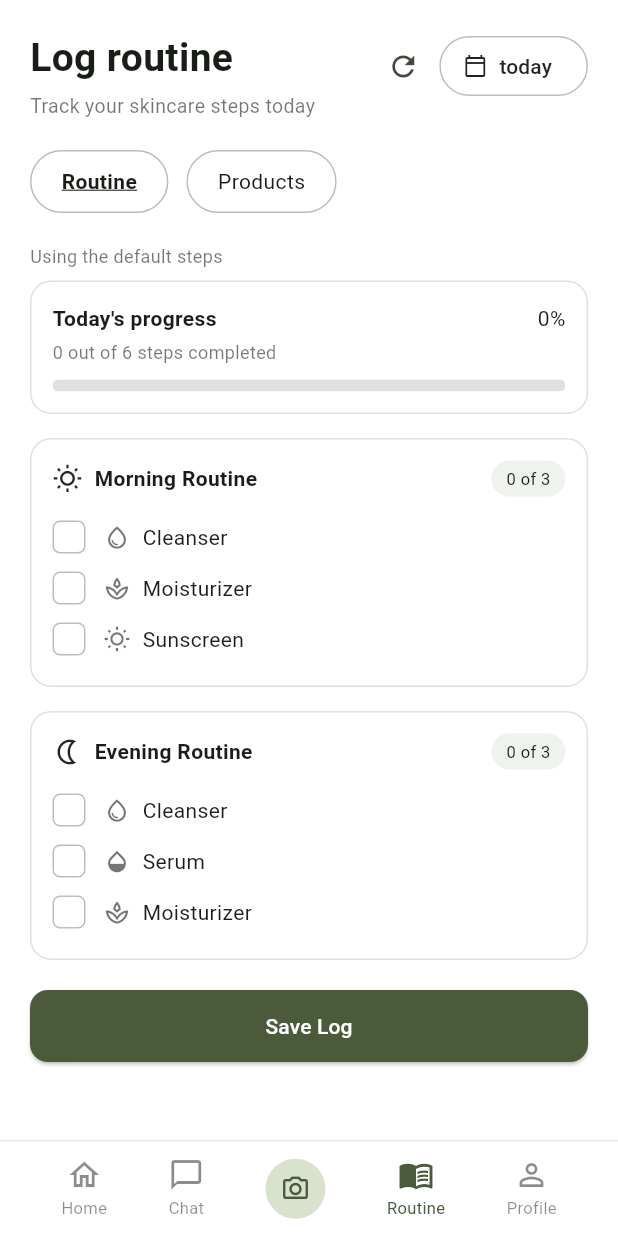
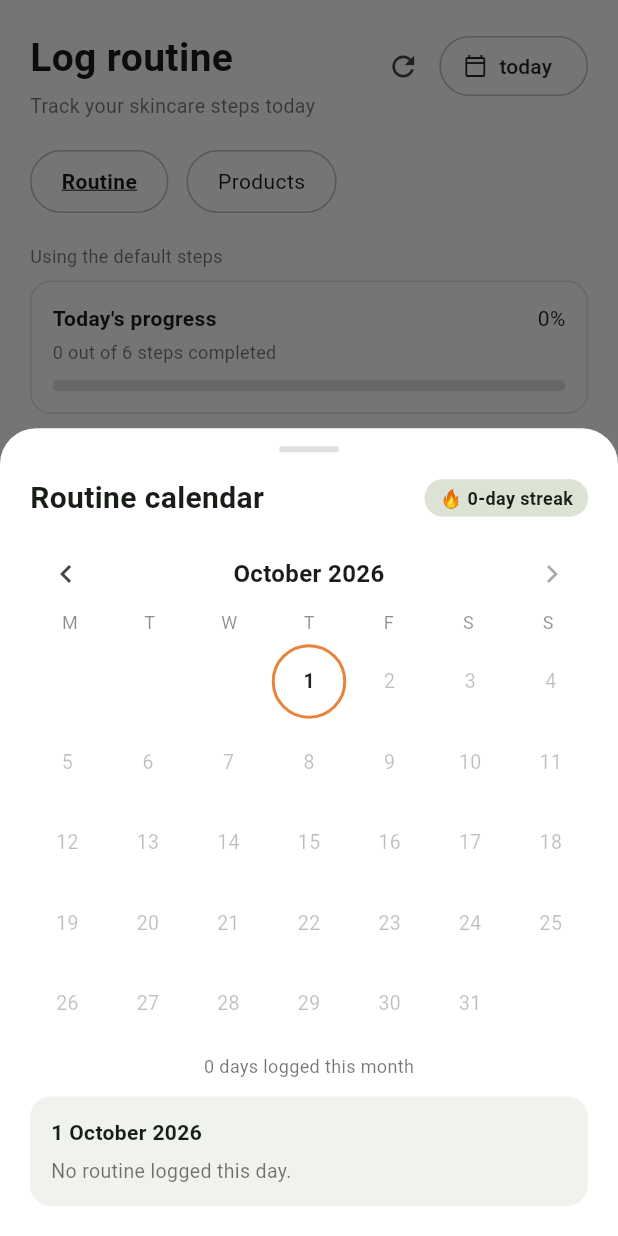
Before and after one commit to chivu309/489-project-frontend, a Flutter app: the MainNavigation screen opened directly, item 4 of the bottom bar chosen, after a tap on "today", on a phone screen of 412 x 824 dp. Run offline on Flutter 3.47's test engine with Material 3 defaults, Android fonts, the phone set to English and light mode, and no system bars; our stand-ins replace camera, image_picker, permission_handler, supabase_flutter; missing offline and left inert: google_mlkit_face_detection; accounts and stored records are empty.

Commit message:
added routine calendar sheet to routine page

```diff
--- /dev/null
+++ b/lib/screens/routine_calendar_sheet.dart
@@ -0,0 +1,314 @@
+import 'package:flutter/material.dart';
+import 'package:supabase_flutter/supabase_flutter.dart';
+import '../services/streak_service.dart';
+
+/// Opens the routine calendar as a bottom sheet.
+/// Usage: onPressed: () => showRoutineCalendar(context)
+Future<void> showRoutineCalendar(BuildContext context) {
+  return showModalBottomSheet(
+    context: context,
+    isScrollControlled: true,
+    backgroundColor: Colors.white,
+    shape: const RoundedRectangleBorder(
+      borderRadius: BorderRadius.vertical(top: Radius.circular(24)),
+    ),
+    builder: (_) => const RoutineCalendarSheet(),
+  );
+}
+
+class RoutineCalendarSheet extends StatefulWidget {
+  const RoutineCalendarSheet({super.key});
+
+  @override
+  State<RoutineCalendarSheet> createState() => _RoutineCalendarSheetState();
+}
+
+class _RoutineCalendarSheetState extends State<RoutineCalendarSheet> {
+  static const _darkGreen = Color(0xFF4A5A3A);
+  static const _sage = Color(0xFFDCE3D5);
+
+  static const _monthNames = [
+    'January', 'February', 'March', 'April', 'May', 'June',
+    'July', 'August', 'September', 'October', 'November', 'December',
+  ];
+  static const _weekdayLabels = ['M', 'T', 'W', 'T', 'F', 'S', 'S'];
+
+  late DateTime _visibleMonth; // always the 1st of a month
+  DateTime _selectedDay = DateTime.now();
+  bool _isLoading = true;
+
+  /// 'yyyy-MM-dd' -> {'morning': [...], 'evening': [...]}
+  final Map<String, Map<String, List<String>>> _logs = {};
+
+  @override
+  void initState() {
+    super.initState();
+    final now = DateTime.now();
+    _visibleMonth = DateTime(now.year, now.month, 1);
+    _loadLogs();
+  }
+
+  String _key(DateTime d) =>
+      '${d.year.toString().padLeft(4, '0')}-'
+          '${d.month.toString().padLeft(2, '0')}-'
+          '${d.day.toString().padLeft(2, '0')}';
+
+  bool _sameDay(DateTime a, DateTime b) =>
+      a.year == b.year && a.month == b.month && a.day == b.day;
+
+  List<String> _toList(dynamic v) =>
+      v is List ? v.map((e) => e.toString()).toList() : <String>[];
+
+  Future<void> _loadLogs() async {
+    final client = Supabase.instance.client;
+    final user = client.auth.currentUser;
+    if (user == null) {
+      setState(() => _isLoading = false);
+      return;
+    }
+
+    try {
+      final rows = await client
+          .from('routine_logs')
+          .select('log_date, morning_completed, evening_completed')
+          .eq('user_id', user.id)
+          .order('log_date', ascending: false)
+          .limit(400);
+
+      for (final row in rows) {
+        final morning = _toList(row['morning_completed']);
+        final evening = _toList(row['evening_completed']);
+        if (morning.isEmpty && evening.isEmpty) continue;
+        _logs[row['log_date'].toString().substring(0, 10)] = {
+          'morning': morning,
+          'evening': evening,
+        };
+      }
+    } catch (e) {
+      debugPrint('Failed to load routine calendar: $e');
+    } finally {
+      if (mounted) setState(() => _isLoading = false);
+    }
+  }
+
+  void _changeMonth(int delta) {
+    setState(() {
+      _visibleMonth = DateTime(_visibleMonth.year, _visibleMonth.month + delta, 1);
+    });
+  }
+
+  int get _loggedDaysThisMonth => _logs.keys.where((k) {
+    final prefix =
+        '${_visibleMonth.year.toString().padLeft(4, '0')}-${_visibleMonth.month.toString().padLeft(2, '0')}';
+    return k.startsWith(prefix);
+  }).length;
+
+  @override
+  Widget build(BuildContext context) {
+    final now = DateTime.now();
+    final isCurrentMonth =
+        _visibleMonth.year == now.year && _visibleMonth.month == now.month;
+
+    return SafeArea(
+      child: Padding(
+        padding: const EdgeInsets.fromLTRB(20, 12, 20, 20),
+        child: Column(
+          mainAxisSize: MainAxisSize.min,
+          children: [
+            // Drag handle
+            Container(
+              width: 40,
+              height: 4,
+              decoration: BoxDecoration(
+                color: Colors.black12,
+                borderRadius: BorderRadius.circular(2),
+              ),
+            ),
+            const SizedBox(height: 16),
+
+            // Title + streak
+            Row(
+              children: [
+                const Expanded(
+                  child: Text(
+                    'Routine calendar',
+                    style: TextStyle(fontSize: 20, fontWeight: FontWeight.bold),
+                  ),
+                ),
+                ValueListenableBuilder<int>(
+                  valueListenable: StreakService.currentStreak,
+                  builder: (_, streak, __) => Container(
+                    padding:
+                    const EdgeInsets.symmetric(horizontal: 10, vertical: 4),
+                    decoration: BoxDecoration(
+                      color: _sage,
+                      borderRadius: BorderRadius.circular(12),
+                    ),
+                    child: Text(
+                      '🔥 $streak-day streak',
+                      style: const TextStyle(
+                          fontSize: 12, fontWeight: FontWeight.w600),
+                    ),
+                  ),
+                ),
+              ],
+            ),
+            const SizedBox(height: 12),
+
+            // Month switcher
+            Row(
+              children: [
+                IconButton(
+                  icon: const Icon(Icons.chevron_left),
+                  onPressed: () => _changeMonth(-1),
+                ),
+                Expanded(
+                  child: Text(
+                    '${_monthNames[_visibleMonth.month - 1]} ${_visibleMonth.year}',
+                    textAlign: TextAlign.center,
+                    style: const TextStyle(
+                        fontSize: 16, fontWeight: FontWeight.w600),
+                  ),
+                ),
+                IconButton(
+                  icon: const Icon(Icons.chevron_right),
+                  // Don't allow browsing into future months
+                  onPressed: isCurrentMonth ? null : () => _changeMonth(1),
+                ),
+              ],
+            ),
+
+            // Weekday labels
+            Row(
+              children: _weekdayLabels
+                  .map((d) => Expanded(
+                child: Center(
+                  child: Text(d,
+                      style: const TextStyle(
+                          fontSize: 12, color: Colors.black45)),
+                ),
+              ))
+                  .toList(),
+            ),
+            const SizedBox(height: 6),
+
+            _isLoading
+                ? const Padding(
+              padding: EdgeInsets.symmetric(vertical: 60),
+              child: CircularProgressIndicator(),
+            )
+                : _buildMonthGrid(),
+
+            const SizedBox(height: 8),
+            Text(
+              _isLoading
+                  ? ''
+                  : '$_loggedDaysThisMonth day${_loggedDaysThisMonth == 1 ? '' : 's'} logged this month',
+              style: const TextStyle(fontSize: 12, color: Colors.black54),
+            ),
+            const SizedBox(height: 12),
+            _buildDayDetails(),
+          ],
+        ),
+      ),
+    );
+  }
+
+  Widget _buildMonthGrid() {
+    final firstDay = _visibleMonth;
+    final daysInMonth = DateTime(firstDay.year, firstDay.month + 1, 0).day;
+    final leadingBlanks = firstDay.weekday - 1; // Monday = 1
+    final totalCells = ((leadingBlanks + daysInMonth + 6) ~/ 7) * 7;
+    final today = DateTime.now();
+
+    return GridView.builder(
+      shrinkWrap: true,
+      physics: const NeverScrollableScrollPhysics(),
+      itemCount: totalCells,
+      gridDelegate: const SliverGridDelegateWithFixedCrossAxisCount(
+        crossAxisCount: 7,
+        mainAxisSpacing: 4,
+        crossAxisSpacing: 4,
+      ),
+      itemBuilder: (_, index) {
+        final dayNumber = index - leadingBlanks + 1;
+        if (dayNumber < 1 || dayNumber > daysInMonth) {
+          return const SizedBox.shrink();
+        }
+
+        final date = DateTime(firstDay.year, firstDay.month, dayNumber);
+        final isLogged = _logs.containsKey(_key(date));
+        final isToday = _sameDay(date, today);
+        final isSelected = _sameDay(date, _selectedDay);
+        final isFuture = date.isAfter(today);
+
+        return GestureDetector(
+          onTap: isFuture ? null : () => setState(() => _selectedDay = date),
+          child: Container(
+            decoration: BoxDecoration(
+              shape: BoxShape.circle,
+              color: isLogged ? _darkGreen : Colors.transparent,
+              border: isSelected
+                  ? Border.all(color: const Color(0xFFE8833A), width: 2)
+                  : isToday
+                  ? Border.all(color: _darkGreen, width: 1.5)
+                  : null,
+            ),
+            alignment: Alignment.center,
+            child: Text(
+              '$dayNumber',
+              style: TextStyle(
+                fontSize: 13,
+                fontWeight: isToday ? FontWeight.bold : FontWeight.normal,
+                color: isLogged
+                    ? Colors.white
+                    : isFuture
+                    ? Colors.black26
+                    : Colors.black87,
+              ),
+            ),
+          ),
+        );
+      },
+    );
+  }
+
+  Widget _buildDayDetails() {
+    final log = _logs[_key(_selectedDay)];
+    final label =
+        '${_selectedDay.day} ${_monthNames[_selectedDay.month - 1]} ${_selectedDay.year}';
+
+    return Container(
+      width: double.infinity,
+      padding: const EdgeInsets.all(14),
+      decoration: BoxDecoration(
+        color: const Color(0xFFF0F2ED),
+        borderRadius: BorderRadius.circular(14),
+      ),
+      child: Column(
+        crossAxisAlignment: CrossAxisAlignment.start,
+        children: [
+          Text(label, style: const TextStyle(fontWeight: FontWeight.w600)),
+          const SizedBox(height: 6),
+          if (log == null)
+            const Text('No routine logged this day.',
+                style: TextStyle(fontSize: 13, color: Colors.black54))
+          else ...[
+            _detailLine('🌞 Morning', log['morning']!),
+            const SizedBox(height: 4),
+            _detailLine('🌙 Evening', log['evening']!),
+          ],
+        ],
+      ),
+    );
+  }
+
+  Widget _detailLine(String heading, List<String> steps) {
+    return Text(
+      steps.isEmpty
+          ? '$heading: not done'
+          : '$heading: ${steps.join(', ')}',
+      style: const TextStyle(fontSize: 13),
+    );
+  }
+}
--- a/lib/screens/routine_page.dart
+++ b/lib/screens/routine_page.dart
@@ -1,6 +1,7 @@
 import 'package:flutter/material.dart';
 import '../services/routine_storage.dart';
 import '../services/saved_routine_storage.dart';
+import 'routine_calendar_sheet.dart';
 
 // A single checklist item (e.g. "Gentle cleanser") with its icon and checked state
 class RoutineItem {
@@ -184,9 +185,7 @@ class _RoutinePageState extends State<RoutinePage> {
               icon: const Icon(Icons.refresh, size: 22),
             ),
             OutlinedButton.icon(
-              onPressed: () {
-                // TODO: hook up a real date picker later if needed
-              },
+              onPressed: () => showRoutineCalendar(context),
               icon: const Icon(Icons.calendar_today_outlined, size: 16),
               label: const Text('today'),
               style: OutlinedButton.styleFrom(
```
